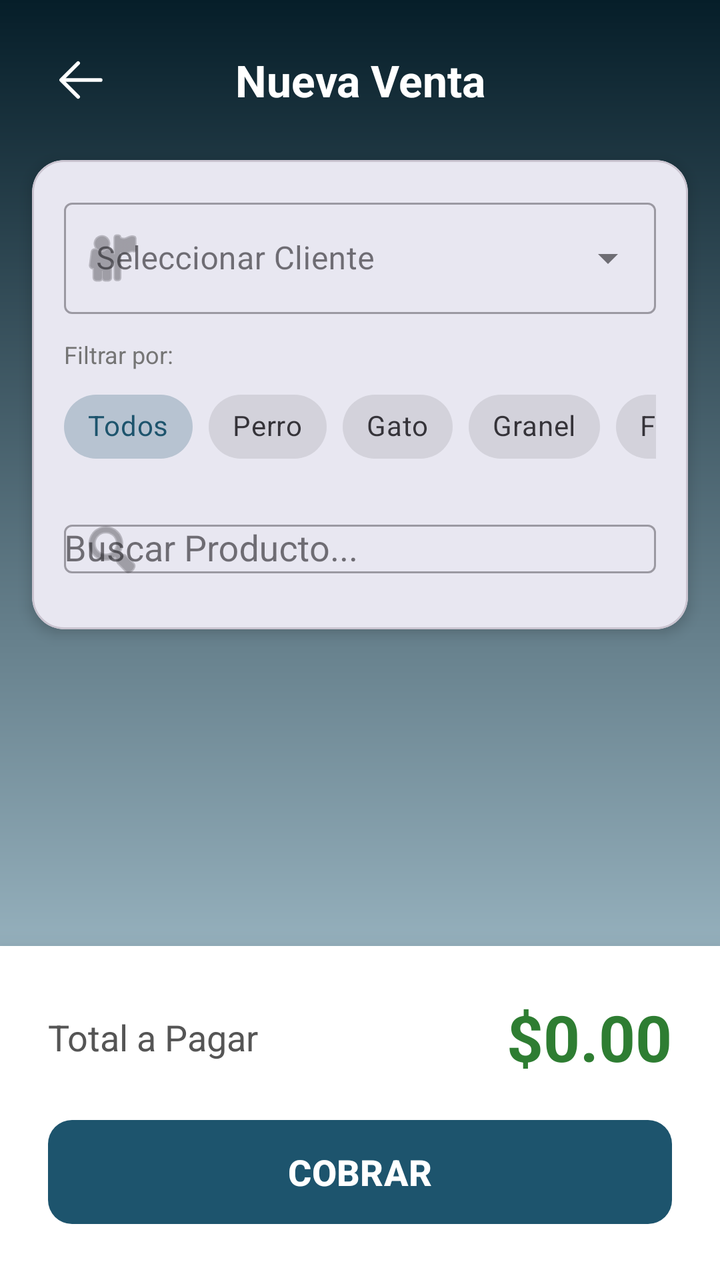
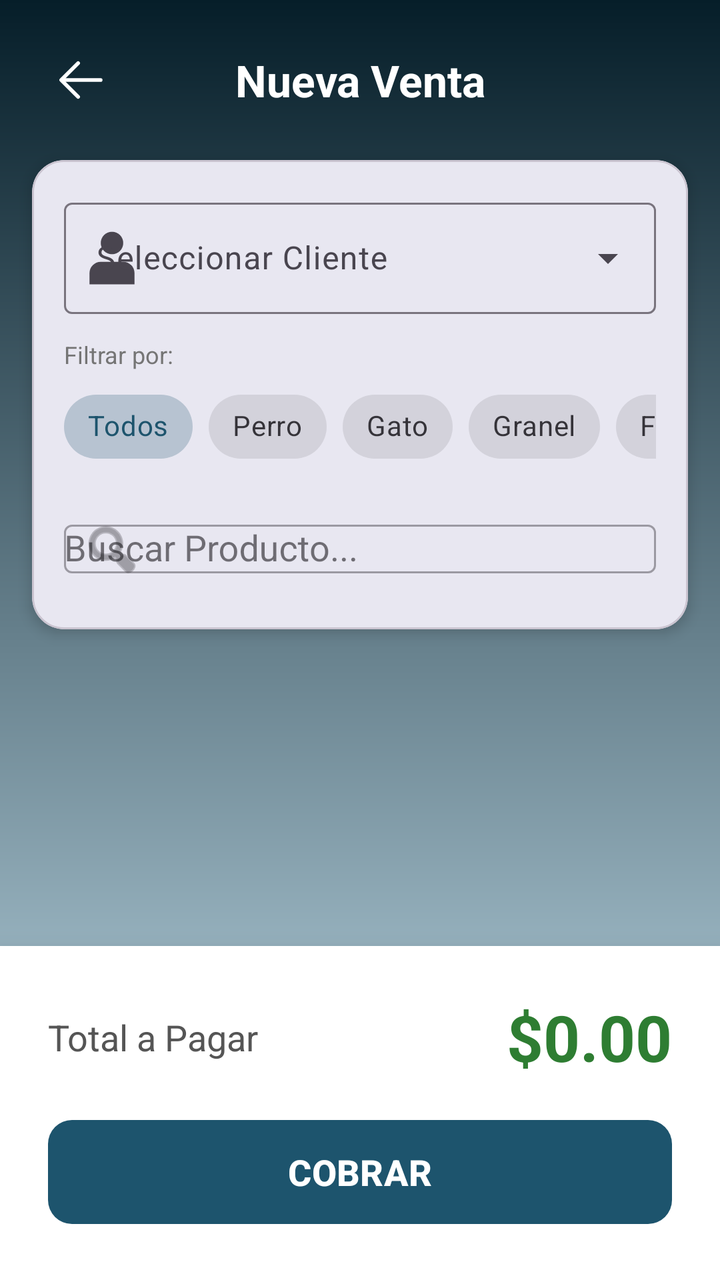

Before-and-after screenshots of an Android layout around one commit, followed by the original layout XML and the change that was made.
<!-- AndroidManifest.xml: application theme Theme.PuntoPeludo -->
<!-- res/layout/activity_venta.xml -->
<?xml version="1.0" encoding="utf-8"?>
<androidx.constraintlayout.widget.ConstraintLayout xmlns:android="http://schemas.android.com/apk/res/android"
    xmlns:app="http://schemas.android.com/apk/res-auto"
    xmlns:tools="http://schemas.android.com/tools"
    android:layout_width="match_parent"
    android:layout_height="match_parent"
    android:background="@drawable/gradient_background"
    tools:context=".VentaActivity">

    <ImageButton
        android:id="@+id/btnBack"
        android:layout_width="48dp"
        android:layout_height="48dp"
        android:layout_marginStart="16dp"
        android:layout_marginTop="16dp"
        android:background="?attr/selectableItemBackgroundBorderless"
        android:contentDescription="Atrás"
        android:src="@drawable/back_svgrepo_com"
        app:layout_constraintStart_toStartOf="parent"
        app:layout_constraintTop_toTopOf="parent"
        app:tint="@color/white" />

    <TextView
        android:id="@+id/tvTituloVenta"
        android:layout_width="wrap_content"
        android:layout_height="wrap_content"
        android:text="Nueva Venta"
        android:textColor="@color/white"
        android:textSize="22sp"
        android:textStyle="bold"
        app:layout_constraintBottom_toBottomOf="@id/btnBack"
        app:layout_constraintEnd_toEndOf="parent"
        app:layout_constraintStart_toStartOf="parent"
        app:layout_constraintTop_toTopOf="@id/btnBack" />

    <com.google.android.material.card.MaterialCardView
        android:id="@+id/cardBusqueda"
        android:layout_width="match_parent"
        android:layout_height="wrap_content"
        android:layout_marginHorizontal="16dp"
        android:layout_marginTop="16dp"
        app:cardCornerRadius="16dp"
        app:cardElevation="4dp"
        app:layout_constraintTop_toBottomOf="@id/btnBack">

        
        <LinearLayout
            android:layout_width="match_parent"
            android:layout_height="wrap_content"
            android:orientation="vertical"
            android:padding="16dp">

            <com.google.android.material.textfield.TextInputLayout
                style="@style/Widget.MaterialComponents.TextInputLayout.OutlinedBox.ExposedDropdownMenu"
                android:layout_width="match_parent"
                android:layout_height="wrap_content"
                android:layout_marginBottom="12dp"
                android:hint="Seleccionar Cliente"
                app:startIconDrawable="@android:drawable/ic_menu_myplaces">

                <AutoCompleteTextView
                    android:id="@+id/autoCompleteCliente"
                    android:layout_width="match_parent"
                    android:layout_height="wrap_content"
                    android:inputType="text" />
            </com.google.android.material.textfield.TextInputLayout>

            <TextView
                android:layout_width="wrap_content"
                android:layout_height="wrap_content"
                android:layout_marginBottom="4dp"
                android:text="Filtrar por:"
                android:textColor="#757575"
                android:textSize="12sp" />

            <HorizontalScrollView
                android:layout_width="match_parent"
                android:layout_height="wrap_content"
                android:scrollbars="none">

                <com.google.android.material.chip.ChipGroup
                    android:id="@+id/chipGroupFiltros"
                    android:layout_width="wrap_content"
                    android:layout_height="wrap_content"
                    app:singleSelection="true">

                    <com.google.android.material.chip.Chip
                        android:id="@+id/chipTodos"
                        style="@style/Widget.MaterialComponents.Chip.Choice"
                        android:layout_width="wrap_content"
                        android:layout_height="wrap_content"
                        android:checked="true"
                        android:text="Todos" />

                    <com.google.android.material.chip.Chip
                        android:id="@+id/chipPerro"
                        style="@style/Widget.MaterialComponents.Chip.Choice"
                        android:layout_width="wrap_content"
                        android:layout_height="wrap_content"
                        android:text="Perro" />

                    <com.google.android.material.chip.Chip
                        android:id="@+id/chipGato"
                        style="@style/Widget.MaterialComponents.Chip.Choice"
                        android:layout_width="wrap_content"
                        android:layout_height="wrap_content"
                        android:text="Gato" />

                    <com.google.android.material.chip.Chip
                        android:id="@+id/chipGranel"
                        style="@style/Widget.MaterialComponents.Chip.Choice"
                        android:layout_width="wrap_content"
                        android:layout_height="wrap_content"
                        android:text="Granel" />

                    <com.google.android.material.chip.Chip
                        android:id="@+id/chipFarmacia"
                        style="@style/Widget.MaterialComponents.Chip.Choice"
                        android:layout_width="wrap_content"
                        android:layout_height="wrap_content"
                        android:text="Farmacia" />

                </com.google.android.material.chip.ChipGroup>
            </HorizontalScrollView>

            <com.google.android.material.textfield.TextInputLayout
                style="@style/Widget.MaterialComponents.TextInputLayout.OutlinedBox"
                android:layout_width="match_parent"
                android:layout_height="wrap_content"
                android:layout_marginTop="8dp"
                android:hint="Buscar Producto..."
                app:startIconDrawable="@android:drawable/ic_menu_search">

                <AutoCompleteTextView
                    android:id="@+id/autoCompleteProducto"
                    android:layout_width="match_parent"
                    android:layout_height="wrap_content"
                    android:inputType="text" />
            </com.google.android.material.textfield.TextInputLayout>

        </LinearLayout>
    </com.google.android.material.card.MaterialCardView>

    

    <androidx.recyclerview.widget.RecyclerView
        android:id="@+id/recyclerViewCarrito"
        android:layout_width="0dp"
        android:layout_height="0dp"
        android:layout_marginHorizontal="16dp"
        android:layout_marginTop="8dp"
        android:layout_marginBottom="8dp"
        android:clipToPadding="false"
        app:layout_constraintTop_toBottomOf="@id/cardBusqueda"
        app:layout_constraintBottom_toTopOf="@id/layoutTotal"
        app:layout_constraintStart_toStartOf="parent"
        app:layout_constraintEnd_toEndOf="parent"
        tools:listitem="@layout/item_carrito_venta" />

    <LinearLayout
        android:id="@+id/layoutTotal"
        android:layout_width="match_parent"
        android:layout_height="wrap_content"
        android:background="@color/white"
        android:elevation="16dp"
        android:orientation="vertical"
        android:padding="24dp"
        app:layout_constraintBottom_toBottomOf="parent"
        app:layout_constraintStart_toStartOf="parent"
        app:layout_constraintEnd_toEndOf="parent">

        <LinearLayout
            android:layout_width="match_parent"
            android:layout_height="wrap_content"
            android:layout_marginBottom="16dp"
            android:gravity="center_vertical"
            android:orientation="horizontal">

            <TextView
                android:layout_width="0dp"
                android:layout_height="wrap_content"
                android:layout_weight="1"
                android:text="Total a Pagar"
                android:textColor="#555555"
                android:textSize="18sp" />

            <TextView
                android:id="@+id/textViewTotal"
                android:layout_width="wrap_content"
                android:layout_height="wrap_content"
                android:text="$0.00"
                android:textColor="#2E7D32"
                android:textSize="32sp"
                android:textStyle="bold" />
        </LinearLayout>

        <com.google.android.material.button.MaterialButton
            android:id="@+id/buttonFinalizarVenta"
            android:layout_width="match_parent"
            android:layout_height="60dp"
            android:text="COBRAR"
            android:textSize="18sp"
            android:textStyle="bold"
            app:backgroundTint="@color/azul_medio"
            app:cornerRadius="12dp" />
    </LinearLayout>

    

</androidx.constraintlayout.widget.ConstraintLayout>
<!-- res/layout/item_carrito_venta.xml (included above) -->
<?xml version="1.0" encoding="utf-8"?>
<com.google.android.material.card.MaterialCardView    xmlns:android="http://schemas.android.com/apk/res/android"
    xmlns:app="http://schemas.android.com/apk/res-auto"
    android:layout_width="match_parent"
    android:layout_height="wrap_content"
    android:layout_margin="4dp"
    app:cardBackgroundColor="@android:color/transparent"
    app:cardElevation="0dp">

    <LinearLayout
        android:layout_width="match_parent"
        android:layout_height="wrap_content"
        android:gravity="center_vertical"
        android:orientation="horizontal"
        android:padding="8dp">

        <TextView
            android:id="@+id/tvProductoNombre"
            android:layout_width="0dp"
            android:layout_height="wrap_content"
            android:layout_weight="1"
            android:text="Producto"
            android:textColor="@color/white"
            android:textSize="16sp" />

        <ImageButton
            android:id="@+id/btnMenos"
            android:layout_width="40dp"
            android:layout_height="40dp"
            android:background="?attr/selectableItemBackgroundBorderless"
            android:contentDescription="Restar"
            android:src="@drawable/subtraction"
            app:tint="@color/white" />

        <EditText
            android:id="@+id/tvCantidad"
            android:layout_width="wrap_content"
            android:layout_height="wrap_content"
            android:paddingHorizontal="4dp"
            android:text="1"
            android:textColor="@color/white"
            android:textSize="16sp"
            android:textStyle="bold"/>

        <ImageButton
            android:id="@+id/btnMas"
            android:layout_width="40dp"
            android:layout_height="40dp"
            android:background="?attr/selectableItemBackgroundBorderless"
            android:contentDescription="Sumar"
            android:src="@android:drawable/ic_input_add"
            app:tint="@color/white" />

        <TextView
            android:id="@+id/tvSubtotal"
            android:layout_width="90dp"
            android:layout_height="wrap_content"
            android:gravity="end"
            android:text="$0.00"
            android:textColor="@color/white"
            android:textStyle="bold"
            android:textSize="16sp" />
    </LinearLayout>
</com.google.android.material.card.MaterialCardView>
<!-- resources referenced by this layout -->
<resources>
  <color name="azul_medio">#1D546D</color>
  <color name="white">#FFFFFFFF</color>
  <!-- drawable back_svgrepo_com (drawable) -->
  <vector xmlns:android="http://schemas.android.com/apk/res/android" android:autoMirrored="true" android:height="30dp" android:viewportHeight="1024" android:viewportWidth="1024" android:width="30dp">
        
      <path android:fillColor="#ffffff" android:pathData="M224,480h640a32,32 0,1 1,0 64H224a32,32 0,0 1,0 -64z"/>
        
      <path android:fillColor="#ffffff" android:pathData="m237.2,512 l265.4,265.3a32,32 0,0 1,-45.3 45.3l-288,-288a32,32 0,0 1,0 -45.3l288,-288a32,32 0,1 1,45.3 45.3L237.2,512z"/>
      
  </vector>
  <!-- drawable gradient_background (drawable) -->
  <?xml version="1.0" encoding="utf-8"?>
  <shape xmlns:android="http://schemas.android.com/apk/res/android"
      android:shape="rectangle">
      <gradient
          android:angle="90"
          android:startColor="@color/azul_claro"
          android:endColor="@color/azul_oscuro"
          android:type="linear" />
  </shape>
  <!-- drawable subtraction (drawable) -->
  <vector xmlns:android="http://schemas.android.com/apk/res/android" android:autoMirrored="true" android:height="30dp" android:viewportHeight="19" android:viewportWidth="19" android:width="30dp">
        
      <path android:fillColor="#000000" android:pathData="M15.711,9.182a1.03,1.03 0,0 1,-1.03 1.03L4.319,10.212a1.03,1.03 0,1 1,0 -2.059h10.364a1.03,1.03 0,0 1,1.029 1.03z"/>
      
  </vector>
  <style name="Theme.PuntoPeludo" parent="Base.Theme.PuntoPeludo" />
  <color name="azul_claro">#C7E3F0</color>
  <color name="azul_oscuro">#061E29</color>
  <style name="Base.Theme.PuntoPeludo" parent="Theme.Material3.DayNight.NoActionBar">
  
          
          <item name="colorPrimary">@color/azul_medio</item>
          <item name="colorPrimaryVariant">@color/azul_claro</item>
          <item name="colorOnPrimary">@color/white</item>
  
          
          <item name="colorSecondary">@color/azul_claro</item>
          <item name="colorSecondaryVariant">@color/azul_oscuro</item>
          <item name="colorOnSecondary">@color/black</item>
  
          
          <item name="android:colorBackground">@color/azul_medio</item>
  
          
      </style>
  <color name="black">#FF000000</color>
</resources>

<!-- the commit's change to res/layout/activity_venta.xml (unified diff, before → after) -->
@@ -51,19 +51,24 @@
             android:padding="16dp">
 
             <com.google.android.material.textfield.TextInputLayout
-                style="@style/Widget.MaterialComponents.TextInputLayout.OutlinedBox.ExposedDropdownMenu"
+                style="@style/Widget.Material3.TextInputLayout.OutlinedBox.ExposedDropdownMenu"
                 android:layout_width="match_parent"
                 android:layout_height="wrap_content"
                 android:layout_marginBottom="12dp"
                 android:hint="Seleccionar Cliente"
-                app:startIconDrawable="@android:drawable/ic_menu_myplaces">
-
+                app:startIconDrawable="@drawable/user_svgrepo_com">
+
+                
                 <AutoCompleteTextView
                     android:id="@+id/autoCompleteCliente"
                     android:layout_width="match_parent"
                     android:layout_height="wrap_content"
-                    android:inputType="text" />
+                    android:inputType="none"
+                    tools:ignore="SpeakableTextPresentCheck" />
+
             </com.google.android.material.textfield.TextInputLayout>
+
+
 
             <TextView
                 android:layout_width="wrap_content"
@@ -212,6 +217,7 @@
 <?xml version="1.0" encoding="utf-8"?>
 <com.google.android.material.card.MaterialCardView    xmlns:android="http://schemas.android.com/apk/res/android"
     xmlns:app="http://schemas.android.com/apk/res-auto"
+    xmlns:tools="http://schemas.android.com/tools"
     android:layout_width="match_parent"
     android:layout_height="wrap_content"
     android:layout_margin="4dp"
@@ -236,8 +242,8 @@
 
         <ImageButton
             android:id="@+id/btnMenos"
-            android:layout_width="40dp"
-            android:layout_height="40dp"
+            android:layout_width="49dp"
+            android:layout_height="49dp"
             android:background="?attr/selectableItemBackgroundBorderless"
             android:contentDescription="Restar"
             android:src="@drawable/subtraction"
@@ -250,13 +256,14 @@
             android:paddingHorizontal="4dp"
             android:text="1"
             android:textColor="@color/white"
-            android:textSize="16sp"
-            android:textStyle="bold"/>
+            android:textSize="24sp"
+            android:textStyle="bold"
+            tools:ignore="TouchTargetSizeCheck" />
 
         <ImageButton
             android:id="@+id/btnMas"
-            android:layout_width="40dp"
-            android:layout_height="40dp"
+            android:layout_width="49dp"
+            android:layout_height="49dp"
             android:background="?attr/selectableItemBackgroundBorderless"
             android:contentDescription="Sumar"
             android:src="@android:drawable/ic_input_add"
<!-- resource entries referenced after the edit -->
@@ -26,6 +26,14 @@
       <path android:fillColor="#000000" android:pathData="M15.711,9.182a1.03,1.03 0,0 1,-1.03 1.03L4.319,10.212a1.03,1.03 0,1 1,0 -2.059h10.364a1.03,1.03 0,0 1,1.029 1.03z"/>
       
   </vector>
+  <!-- drawable user_svgrepo_com (drawable) -->
+  <vector xmlns:android="http://schemas.android.com/apk/res/android" android:autoMirrored="true" android:height="30dp" android:viewportHeight="16" android:viewportWidth="16" android:width="30dp">
+        
+      <path android:fillColor="#ffffff" android:pathData="M8,7C9.657,7 11,5.657 11,4C11,2.343 9.657,1 8,1C6.343,1 5,2.343 5,4C5,5.657 6.343,7 8,7Z"/>
+        
+      <path android:fillColor="#ffffff" android:pathData="M14,12C14,10.343 12.657,9 11,9H5C3.343,9 2,10.343 2,12V15H14V12Z"/>
+      
+  </vector>
   <style name="Theme.PuntoPeludo" parent="Base.Theme.PuntoPeludo" />
   <color name="azul_claro">#C7E3F0</color>
   <color name="azul_oscuro">#061E29</color>
